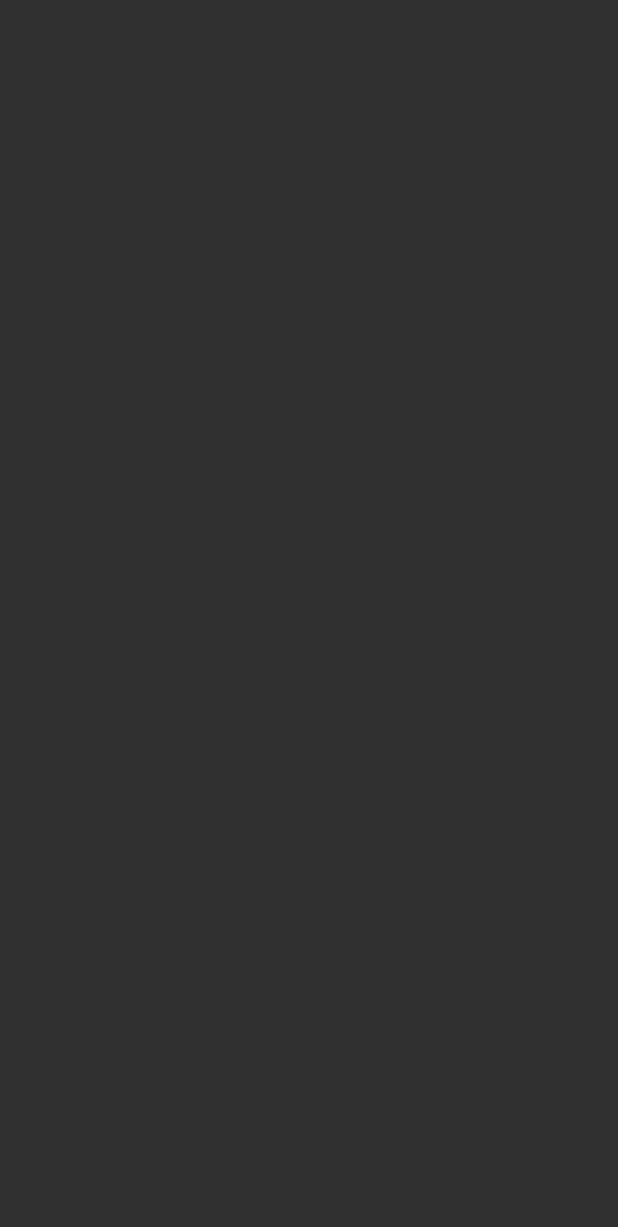
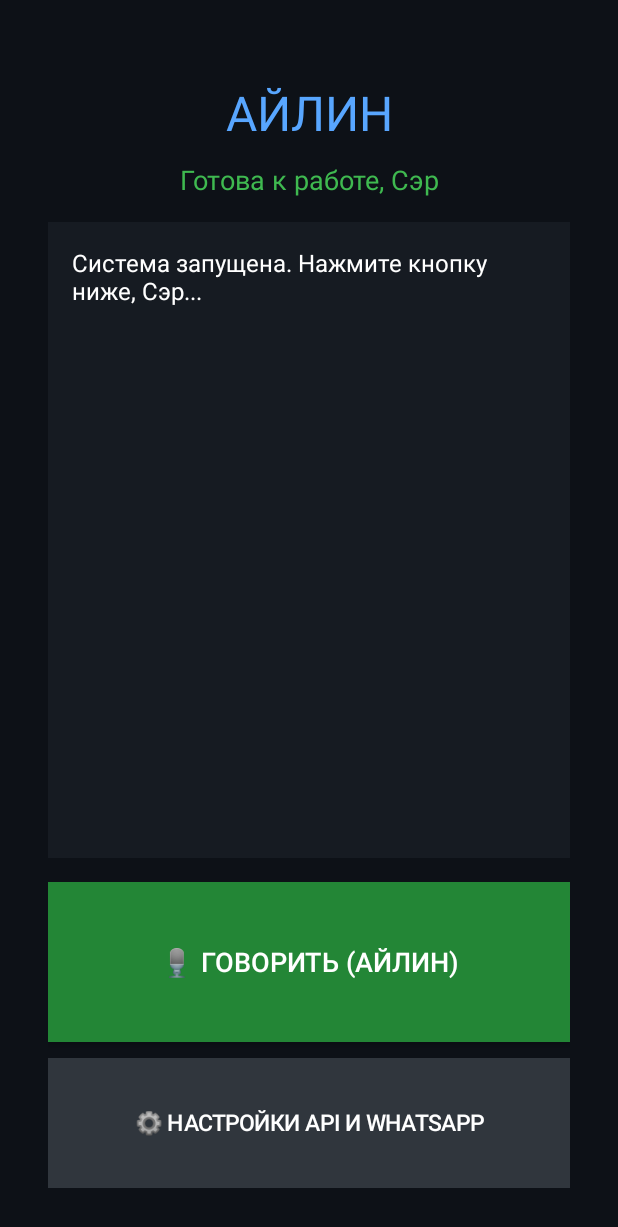
Before and after one commit to shefmaster90-0101/Aylin-Assistant, an Android app: the screen it shows after launch (MainActivity), on a phone screen of 412 x 824 dp. Before the commit the part shown is empty. Shown: the top 1227 px of the screen. Run offline under Robolectric (Android 15) with nearby library versions, the phone set to English and light mode, and no system bars.

Commit message:
Update MainActivity.kt

```diff
--- a/app/src/main/java/com/aylin/assistant/MainActivity.kt
+++ b/app/src/main/java/com/aylin/assistant/MainActivity.kt
@@ -5,6 +5,7 @@ import android.app.AlertDialog
 import android.content.Context
 import android.content.Intent
 import android.content.pm.PackageManager
+import android.graphics.Color
 import android.net.Uri
 import android.os.Bundle
 import android.speech.RecognitionListener
@@ -12,6 +13,7 @@ import android.speech.RecognizerIntent
 import android.speech.SpeechRecognizer
 import android.speech.tts.TextToSpeech
 import android.speech.tts.UtteranceProgressListener
+import android.view.Gravity
 import android.widget.*
 import androidx.appcompat.app.AppCompatActivity
 import androidx.core.app.ActivityCompat
@@ -29,9 +31,6 @@ class MainActivity : AppCompatActivity(), TextToSpeech.OnInitListener {
 
     private lateinit var tvStatus: TextView
     private lateinit var tvLog: TextView
-    private lateinit var btnMic: Button
-    private lateinit var btnSettings: Button
-
     private var tts: TextToSpeech? = null
     private var speechRecognizer: SpeechRecognizer? = null
     private val client = OkHttpClient()
@@ -39,22 +38,67 @@ class MainActivity : AppCompatActivity(), TextToSpeech.OnInitListener {
 
     override fun onCreate(savedInstanceState: Bundle?) {
         super.onCreate(savedInstanceState)
-        try {
-            setContentView(R.layout.activity_main)
-            tvStatus = findViewById(R.id.tvStatus)
-            tvLog = findViewById(R.id.tvLog)
-            btnMic = findViewById(R.id.btnMic)
-            btnSettings = findViewById(R.id.btnSettings)
+
+        val root = LinearLayout(this).apply {
+            orientation = LinearLayout.VERTICAL
+            setBackgroundColor(Color.parseColor("#0D1117"))
+            setPadding(48, 80, 48, 48)
+        }
+
+        val tvTitle = TextView(this).apply {
+            text = "АЙЛИН"
+            setTextColor(Color.parseColor("#58A6FF"))
+            textSize = 32f
+            gravity = Gravity.CENTER
+        }
+
+        tvStatus = TextView(this).apply {
+            text = "Готова к работе, Сэр"
+            setTextColor(Color.parseColor("#3FB950"))
+            textSize = 18f
+            gravity = Gravity.CENTER
+            setPadding(0, 16, 0, 24)
+        }
+
+        tvLog = TextView(this).apply {
+            text = "Система запущена. Нажмите кнопку ниже, Сэр..."
+            setTextColor(Color.WHITE)
+            textSize = 16f
+            setPadding(24, 24, 24, 24)
+        }
+
+        val scroll = ScrollView(this).apply {
+            setBackgroundColor(Color.parseColor("#161B22"))
+            addView(tvLog)
+        }
+
+        val btnMic = Button(this).apply {
+            text = "🎙 ГОВОРИТЬ (АЙЛИН)"
+            setTextColor(Color.WHITE)
+            setBackgroundColor(Color.parseColor("#238636"))
+            textSize = 18f
+            setOnClickListener { startListening() }
+        }
+
+        val btnSettings = Button(this).apply {
+            text = "⚙️ Настройки API и WhatsApp"
+            setTextColor(Color.WHITE)
+            setBackgroundColor(Color.parseColor("#30363D"))
+            textSize = 15f
+            setOnClickListener { showSettingsDialog() }
+        }
+
+        root.addView(tvTitle)
+        root.addView(tvStatus)
+        root.addView(scroll, LinearLayout.LayoutParams(LinearLayout.LayoutParams.MATCH_PARENT, 0, 1f))
+        root.addView(btnMic, LinearLayout.LayoutParams(LinearLayout.LayoutParams.MATCH_PARENT, 160).apply { topMargin = 24 })
+        root.addView(btnSettings, LinearLayout.LayoutParams(LinearLayout.LayoutParams.MATCH_PARENT, 130).apply { topMargin = 16 })
+
+        setContentView(root)
 
         checkPermissions()
         tts = TextToSpeech(this, this)
         setupSpeechRecognizer()
-
-            btnMic.setOnClickListener { startListening() }
-            btnSettings.setOnClickListener { showSettingsDialog() }
-        } catch (e: Exception) {
-            Toast.makeText(this, "Ошибка: ${e.message}", Toast.LENGTH_LONG).show()
-        }
     }
 
     private fun checkPermissions() {
@@ -75,15 +119,11 @@ class MainActivity : AppCompatActivity(), TextToSpeech.OnInitListener {
                 tts?.setOnUtteranceProgressListener(object : UtteranceProgressListener() {
                     override fun onStart(utteranceId: String?) {}
                     override fun onDone(utteranceId: String?) {
-                        runOnUiThread {
-                            if (utteranceId == "WAKE_GREETING") startListening()
-                        }
+                        runOnUiThread { if (utteranceId == "WAKE_GREETING") startListening() }
                     }
                     override fun onError(utteranceId: String?) {}
                 })
                 speak("Да, Сэр.", "WAKE_GREETING")
-            } else {
-                tvStatus.text = "Нажмите кнопку и скажите команду"
             }
         } catch (_: Exception) {}
     }
@@ -95,10 +135,7 @@ class MainActivity : AppCompatActivity(), TextToSpeech.OnInitListener {
 
     private fun setupSpeechRecognizer() {
         try {
-            if (!SpeechRecognizer.isRecognitionAvailable(this)) {
-                tvStatus.text = "Микрофон не поддерживается"
-                return
-            }
+            if (!SpeechRecognizer.isRecognitionAvailable(this)) return
             speechRecognizer = SpeechRecognizer.createSpeechRecognizer(this)
             speechRecognizer?.setRecognitionListener(object : RecognitionListener {
                 override fun onReadyForSpeech(params: Bundle?) { tvStatus.text = "🎙 Слушаю Вас, Сэр..." }
@@ -177,29 +214,26 @@ class MainActivity : AppCompatActivity(), TextToSpeech.OnInitListener {
         val prefs = getSharedPreferences("AylinPrefs", Context.MODE_PRIVATE)
         val apiKey = prefs.getString("GEMINI_KEY", "") ?: ""
         val greenUrl = prefs.getString("GREEN_URL", "") ?: ""
-        if (apiKey.isEmpty()) { speak("Сэр, укажите Gemini API ключ в настройках."); return }
+        if (apiKey.isEmpty()) { speak("Сэр, укажите Gemini API ключ в настройках внизу."); return }
 
         tvStatus.text = "🧠 Айлин думает..."
         scope.launch(Dispatchers.IO) {
             try {
-                val prompt = "Ты Айлин, личный голосовой ассистент. Обращайся к пользователю исключительно 'Сэр'. Отвечай кратко и чётко. Если Сэр просит отправить WhatsApp, верни ТОЛЬКО JSON: {\"action\":\"whatsapp\",\"phone\":\"77001234567\",\"text\":\"текст\"}. Если Сэр спрашивает про трейдинг, XAUUSD, SMC, ICT или FVG, дай краткий точный анализ."
+                val host = "://googleapis.com"
+                val endpoint = "https://$host/v1beta/models/gemini-2.5-flash:generateContent?key=$apiKey"
+val prompt = "Ты Айлин, личный голосовой ассистент. Обращайся к пользователю исключительно 'Сэр'. Отвечай кратко и чётко. Если Сэр просит отправить WhatsApp, верни ТОЛЬКО JSON: {"action":"whatsapp","phone":"77001234567","text":"текст"}. Если Сэр спрашивает про трейдинг, XAUUSD, SMC, ICT или FVG, дай краткий точный анализ."
 val bodyJson = JSONObject().put("contents", JSONArray().put(JSONObject().put("parts", JSONArray().put(JSONObject().put("text", "$prompt\n\nЗапрос Сэра: $userText")))))
-                val req = Request.Builder()
-                    .url("https://generativelanguage.googleapis.com/v1beta/models/gemini-2.5-flash:generateContent?key=$apiKey")
-                    .post(bodyJson.toString().toRequestBody("application/json".toMediaType()))
-                    .build()
+val req = Request.Builder().url(endpoint).post(bodyJson.toString().toRequestBody("application/json".toMediaType())).build()
 val respStr = client.newCall(req).execute().body?.string() ?: ""
 val reply = JSONObject(respStr).getJSONArray("candidates").getJSONObject(0).getJSONObject("content").getJSONArray("parts").getJSONObject(0).getString("text").trim()
-
 withContext(Dispatchers.Main) {
 tvStatus.text = "Готова к работе, Сэр"
-                    if (reply.contains("\"action\":\"whatsapp\"")) {
+if (reply.contains(""action":"whatsapp"")) {
 val obj = JSONObject("{${reply.substringAfter("{").substringBeforeLast("}")}}")
 sendWhatsApp(greenUrl, obj.getString("phone"), obj.getString("text"))
 } else speak(reply)
 }
 } catch (_: Exception) {
-
 withContext(Dispatchers.Main) { tvStatus.text = "Ошибка связи"; speak("Сэр, ошибка соединения с сервером.") }
 }
 }
```
Lines whose indentation alone changed are shown as unchanged.
